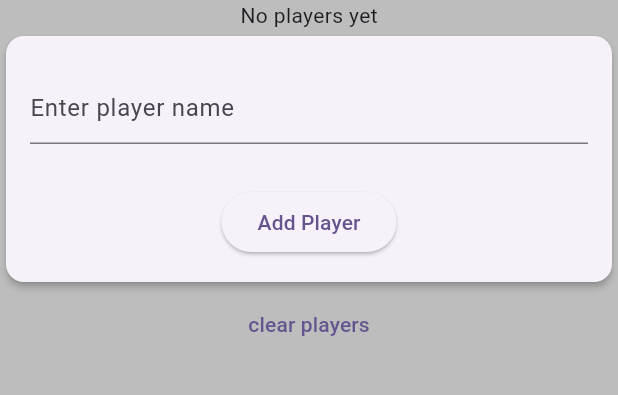
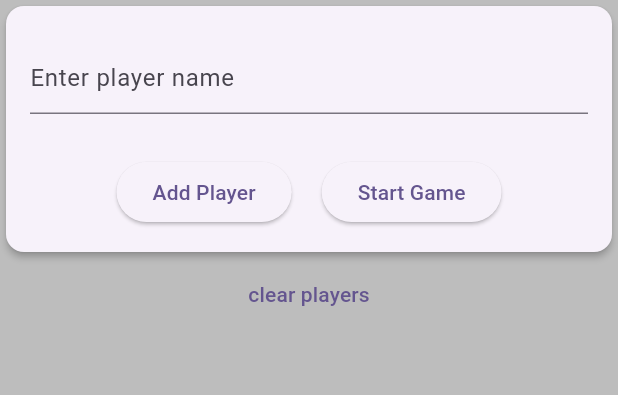
Before and after one commit to LeagueOfBugs/rummy_scoreboard, a Flutter app: the screen it shows after launch, on a phone screen of 412 x 824 dp, the part 84-479 px from its top. Run offline on Flutter 3.47's test engine with Material 3 defaults, Android fonts, the phone set to English and light mode, and no system bars.

Commit message:
take player names, dave to provider, and start game flow

```diff
--- a/lib/main.dart
+++ b/lib/main.dart
@@ -13,7 +13,6 @@ void main() {
 class MyApp extends StatelessWidget {
   const MyApp({super.key});
 
-  // This widget is the root of your application.
   @override
   Widget build(BuildContext context) {
     return MaterialApp(
@@ -21,8 +20,8 @@ class MyApp extends StatelessWidget {
       debugShowCheckedModeBanner: false,
       theme: ThemeData(
         scaffoldBackgroundColor: Colors.grey.shade400,
-        colorScheme:
-            ColorScheme.fromSeed(seedColor: Color.fromARGB(255, 10, 1, 39)),
+        colorScheme: ColorScheme.fromSeed(
+            seedColor: const Color.fromARGB(255, 10, 1, 39)),
         useMaterial3: true,
       ),
       home: const MyHomePage(title: 'Flutter Demo Home Page'),
@@ -49,8 +48,10 @@ class _MyHomePageState extends State<MyHomePage> {
       ),
       body: Column(
         children: <Widget>[
-          const Leaderboard(),
-          const AddPlayer(),
+          // Conditionally add a widget using an if statement
+          (Provider.of<PlayerProvider>(context).players.isEmpty)
+              ? const AddPlayer()
+              : const Leaderboard(),
           TextButton(
               onPressed: () {
                 Provider.of<PlayerProvider>(context, listen: false)
--- a/lib/providers/player_provider.dart
+++ b/lib/providers/player_provider.dart
@@ -15,6 +15,7 @@ class PlayerProvider extends ChangeNotifier {
     for (var name in names) {
       addPlayer(name);
     }
+    notifyListeners();
   }
 
   void clearPlayers() {
--- a/lib/widgets/card/add_player.dart
+++ b/lib/widgets/card/add_player.dart
@@ -1,5 +1,7 @@
 import 'package:flutter/material.dart';
+import 'package:flutter_application_1/providers/player_provider.dart';
 import 'package:flutter_application_1/widgets/card/game_card.dart';
+import 'package:provider/provider.dart';
 
 class AddPlayer extends StatefulWidget {
   const AddPlayer({super.key});
@@ -29,6 +31,15 @@ class _AddPlayerState extends State<AddPlayer> {
     setState(() => _controllers.add(TextEditingController()));
   }
 
+  void startGame() {
+    for (var controller in _controllers) {
+      if (controller.text.isNotEmpty) {
+        Provider.of<PlayerProvider>(context, listen: false)
+            .addPlayer(controller.text);
+      }
+    }
+  }
+
   @override
   Widget build(BuildContext context) {
     return GameCard(
@@ -47,9 +58,21 @@ class _AddPlayerState extends State<AddPlayer> {
               );
             }),
             const SizedBox(height: 20),
-            ElevatedButton(
-              onPressed: addPlayerInput,
-              child: const Text('Add Player'),
+            Row(
+              mainAxisAlignment: MainAxisAlignment.center,
+              children: [
+                ElevatedButton(
+                  onPressed: addPlayerInput,
+                  child: const Text('Add Player'),
+                ),
+                const SizedBox(
+                  width: 20,
+                ),
+                ElevatedButton(
+                  onPressed: startGame,
+                  child: const Text('Start Game'),
+                ),
+              ],
             ),
           ],
         ),
```
Also changed, not shown: lib/widgets/card/leaderboard.dart (+7 -11 lines), lib/widgets/card/player.dart (added, +26 -0 lines).
